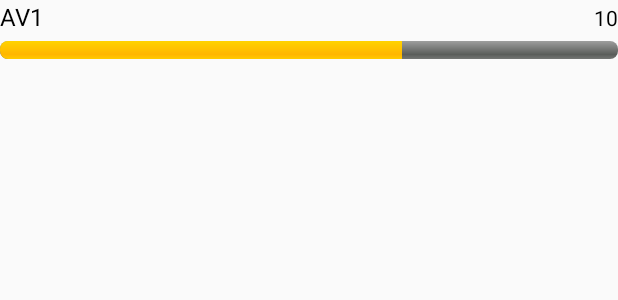
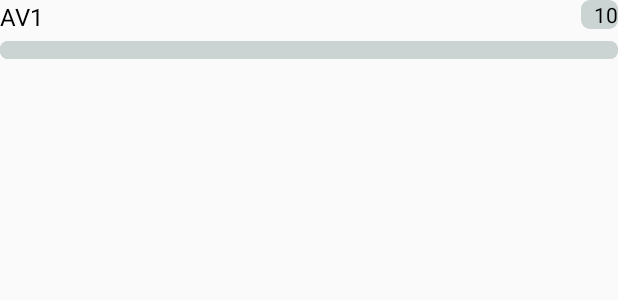
Before and after one commit to joaohd98/android-sims-school, an Android app: the layout components_progress_bar_horizontal.xml on its own in the app's theme, with its tools: preview values and no code run, on a phone screen of 412 x 824 dp. Shown: the top 300 px of the screen. Run offline under Robolectric (Android 15) with nearby library versions, the phone set to English and light mode, and no system bars.

Commit message:
Add skeleton card

```diff
--- a/app/src/main/res/drawable/border_scores_status.xml
+++ b/app/src/main/res/drawable/border_scores_status.xml
@@ -2,7 +2,7 @@
 <shape xmlns:android="http://schemas.android.com/apk/res/android">
     <solid android:color="#FFFFFF" />
     <corners android:radius="24dp" />
-    <stroke android:width="3dp" android:color="@color/red" />
+    <stroke android:width="3dp" android:color="@color/skeleton" />
     <padding
         android:left="1.5dp"
         android:top="1.5dp"
--- a/app/src/main/res/layout/components_progress_bar_horizontal.xml
+++ b/app/src/main/res/layout/components_progress_bar_horizontal.xml
@@ -1,5 +1,6 @@
 <?xml version="1.0" encoding="utf-8"?>
-<layout xmlns:android="http://schemas.android.com/apk/res/android">
+<layout xmlns:android="http://schemas.android.com/apk/res/android"
+    xmlns:tools="http://schemas.android.com/tools">
     <LinearLayout
         android:layout_width="match_parent"
         android:layout_height="wrap_content"
@@ -18,17 +19,28 @@
                 android:layout_weight="1"
                 android:textColor="@color/black"
                 android:textSize="16sp"
-                android:text="AV1"/>
+                android:text="@string/view_scores_card_av1"/>
+
+            <com.facebook.shimmer.ShimmerFrameLayout
+                android:layout_weight="1"
+                android:layout_width="wrap_content"
+                android:layout_height="wrap_content"
+                android:background="@drawable/skeleton">
                 <TextView
                     android:layout_width="match_parent"
                     android:layout_height="wrap_content"
-                android:layout_weight="1"
+                    android:minWidth="50dp"
                     android:gravity="end"
                     android:textColor="@color/black"
                     android:textSize="14sp"
-                android:text="10"/>
+                    tools:text="10"/>
+            </com.facebook.shimmer.ShimmerFrameLayout>
         </LinearLayout>
 
+        <com.facebook.shimmer.ShimmerFrameLayout
+            android:layout_width="match_parent"
+            android:layout_height="wrap_content"
+            android:background="@drawable/skeleton">
             <ProgressBar
                 android:layout_width="match_parent"
                 android:layout_height="wrap_content"
@@ -36,5 +48,6 @@
                 style="@style/CustomProgressBarHorizontal"
                 android:max="100"
                 android:progress="65" />
+        </com.facebook.shimmer.ShimmerFrameLayout>
     </LinearLayout>
 </layout>
--- a/app/src/main/res/layout/screen_scores.xml
+++ b/app/src/main/res/layout/screen_scores.xml
@@ -15,12 +15,9 @@
             <screens.logged.scores.components.ScoresSemestersView
                 android:layout_width="match_parent"
                 android:layout_height="wrap_content" />
-
             <screens.logged.scores.components.ScoresClassesView
                 android:layout_width="match_parent"
                 android:layout_height="wrap_content" />
         </LinearLayout>
-
     </ScrollView>
-
 </LinearLayout>
--- a/app/src/main/res/values/strings.xml
+++ b/app/src/main/res/values/strings.xml
@@ -15,9 +15,11 @@
     <string name="view_home_ads_message_error">It was not possible to ads</string>
 
     <string name="view_scores_semesters_circle_name">SEM.</string>
+    <string name="view_scores_card_av1">AV1</string>
 
     <string name="view_error_message">Check your internet connection and try again!</string>
     <string name="view_error_button_text">Try Again</string>
+
 
 
 
--- a/app/src/main/res/values/styles.xml
+++ b/app/src/main/res/values/styles.xml
@@ -26,6 +26,7 @@
         <item name="android:minHeight">12dp</item>
         <item name="android:maxHeight">12dp</item>
         <item name="android:radius">100dp</item>
+        <item name="android:progressTint">@color/skeleton</item>
+        <item name="android:progressBackgroundTint">@color/skeleton</item>
     </style>
-
 </resources>
```
Also changed, not shown: app/src/main/java/screens/logged/scores/ScoresScreen.kt (+21 -2 lines), app/src/main/java/screens/logged/scores/components/ScoresSemestersAdapter.kt (+14 -11 lines), app/src/main/java/utils/AddSkeleton.kt (+15 -0 lines), app/src/main/res/layout/components_progress_bar_circular.xml (+12 -2 lines), app/src/main/res/layout/view_scores_classes_card.xml (+30 -11 lines), app/src/main/res/layout/view_scores_semesters_circle.xml (+18 -9 lines). Lines whose indentation alone changed are shown as unchanged.
